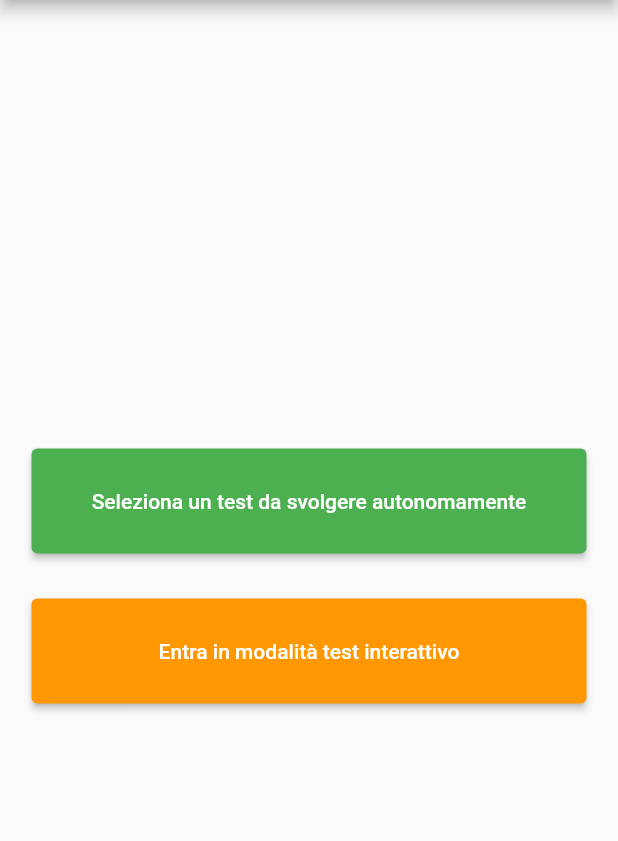
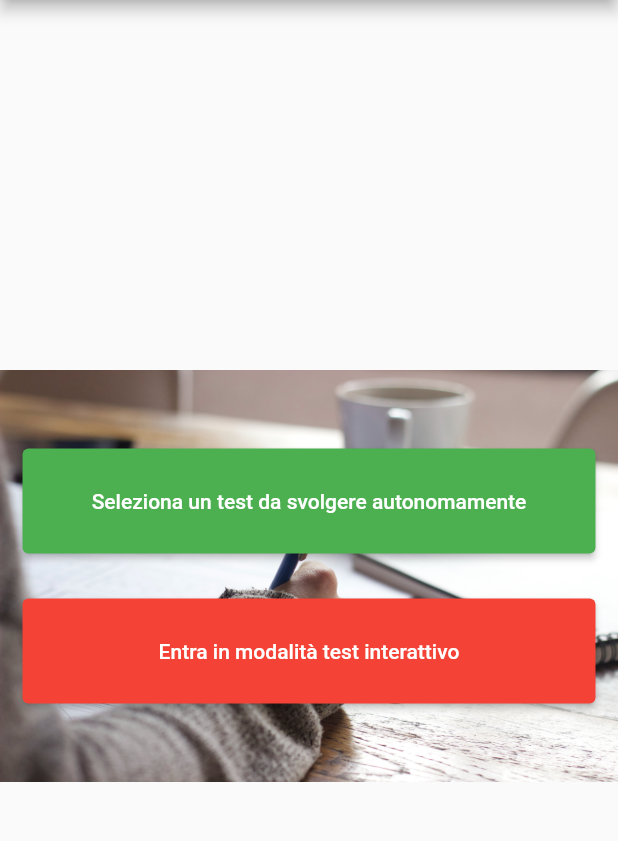
Before and after one commit to pdomi2001/aspdm, a Flutter app: the screen it shows after launch, on a phone screen of 412 x 824 dp, the part 84-925 px from its top. Run offline on Flutter 3.47's test engine with Material 2 defaults, Android fonts, the phone set to English and light mode, and no system bars; statements that could not run were skipped.

```diff
--- a/letsdotest/lib/homepage.dart
+++ b/letsdotest/lib/homepage.dart
@@ -46,6 +46,7 @@ class _MyHomePageState extends State<MyHomePage> {
     // The Flutter framework has been optimized to make rerunning build methods
     // fast, so that you can just rebuild anything that needs updating rather
     // than having to individually change instances of widgets.
+    debugPrint("screen w:${MediaQuery.of(context)?.size.width} h: ${MediaQuery.of(context)?.size.height}");
     return Scaffold(
       drawer: Drawer(
         child: ListView(children: [
@@ -74,6 +75,13 @@ class _MyHomePageState extends State<MyHomePage> {
       body: Center(
         // Center is a layout widget. It takes a single child and positions it
         // in the middle of the parent.
+        child: Container(
+          decoration: BoxDecoration(
+              image: DecorationImage(
+                image: AssetImage("myassets/images/sfondo1.jpg"),
+                fit: MediaQuery.of(context)?.size.width < MediaQuery.of(context)?.size.height ? BoxFit.fitHeight : BoxFit.fitWidth
+              )
+          ),
           child: Column(
             // Column is also a layout widget. It takes a list of children and
             // arranges them vertically. By default, it sizes itself to fit its
@@ -90,10 +98,12 @@ class _MyHomePageState extends State<MyHomePage> {
             // axis because Columns are vertical (the cross axis would be
             // horizontal).
             mainAxisAlignment: MainAxisAlignment.center,
+            crossAxisAlignment: CrossAxisAlignment.stretch,
             children: <Widget>[
+
               Container(
                 height: 100,
-              width: 400,
+                // width: 400,
                 child: Padding(
                   padding: const EdgeInsets.all(15.0),
                   child: ElevatedButton(
@@ -110,13 +120,13 @@ class _MyHomePageState extends State<MyHomePage> {
               ),
               Container(
                 height: 100,
-              width: 400,
+                //width: 400,
                 child: Padding(
                   padding: const EdgeInsets.all(15.0),
                   child: ElevatedButton(
                       style: ButtonStyle(
                         backgroundColor:
-                          MaterialStateProperty.all<Color>(Colors.orange),
+                            MaterialStateProperty.all<Color>(Colors.red),
                       ),
                       onPressed: () {
                         /*
@@ -130,6 +140,7 @@ class _MyHomePageState extends State<MyHomePage> {
             ],
           ),
         ),
+      ),
       /*
       floatingActionButton: FloatingActionButton(
         onPressed: _incrementCounter,
--- a/letsdotest/lib/project.dart
+++ b/letsdotest/lib/project.dart
@@ -1,12 +1,9 @@
-
-
-import 'package:flutter/cupertino.dart';
-
+import 'package:flutter/material.dart';
 import 'test/singletest.dart';
 
+class Project extends ChangeNotifier {
+  int _currentSelectedProject = 0;
 
-
-class Project extends ChangeNotifier {
   List<SingleTest> _elencoProgetti = [];
 
   Project() {
@@ -37,4 +34,12 @@ class Project extends ChangeNotifier {
   void addTest(){
     _elencoProgetti.add(SingleTest("Test Nuovo"));
   }
+
+  void setCurrentTestIdx(int idx) {
+    _currentSelectedProject = idx;
+  }
+
+  int getCurrentTestIdx() {
+    return _currentSelectedProject;
+  }
 }
--- a/letsdotest/pubspec.yaml
+++ b/letsdotest/pubspec.yaml
@@ -61,6 +61,7 @@ flutter:
     - myassets/2.0x/logo.png
     #96x96
     - myassets/3.0x/logo.png
+    - myassets/images/sfondo1.jpg
 
   # An image asset can refer to one or more resolution-specific "variants", see
   # https://flutter.dev/assets-and-images/#resolution-aware.
```
Also changed, not shown: letsdotest/lib/selecttest.dart (+5 -4 lines), letsdotest/myassets/images/sfondo1.jpg (added), 2 other files. Lines whose indentation alone changed are shown as unchanged.
